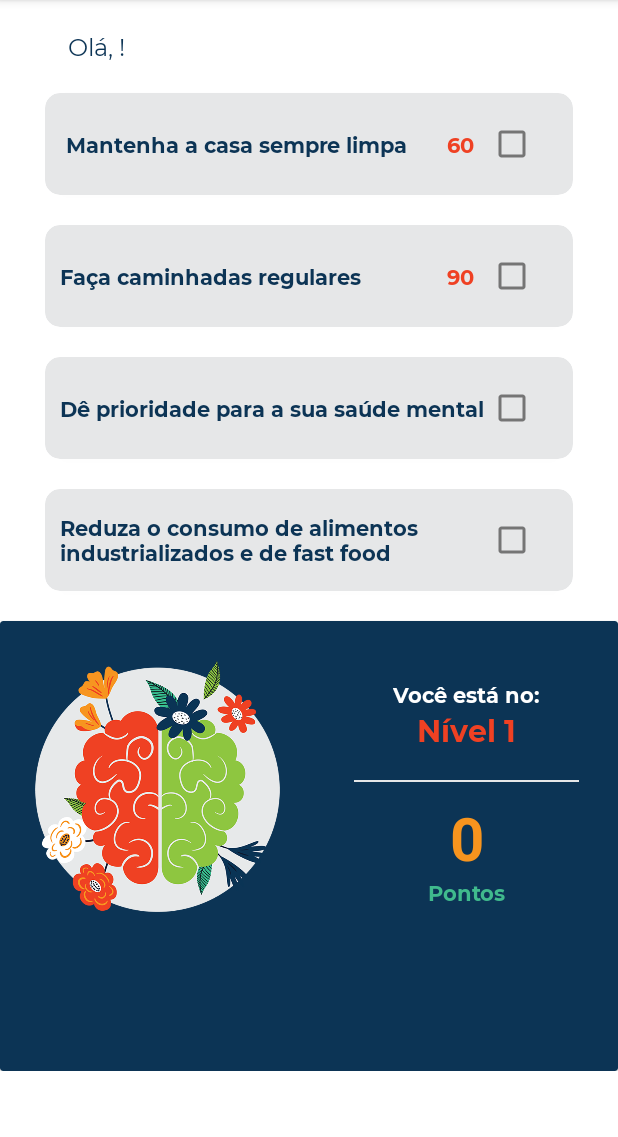
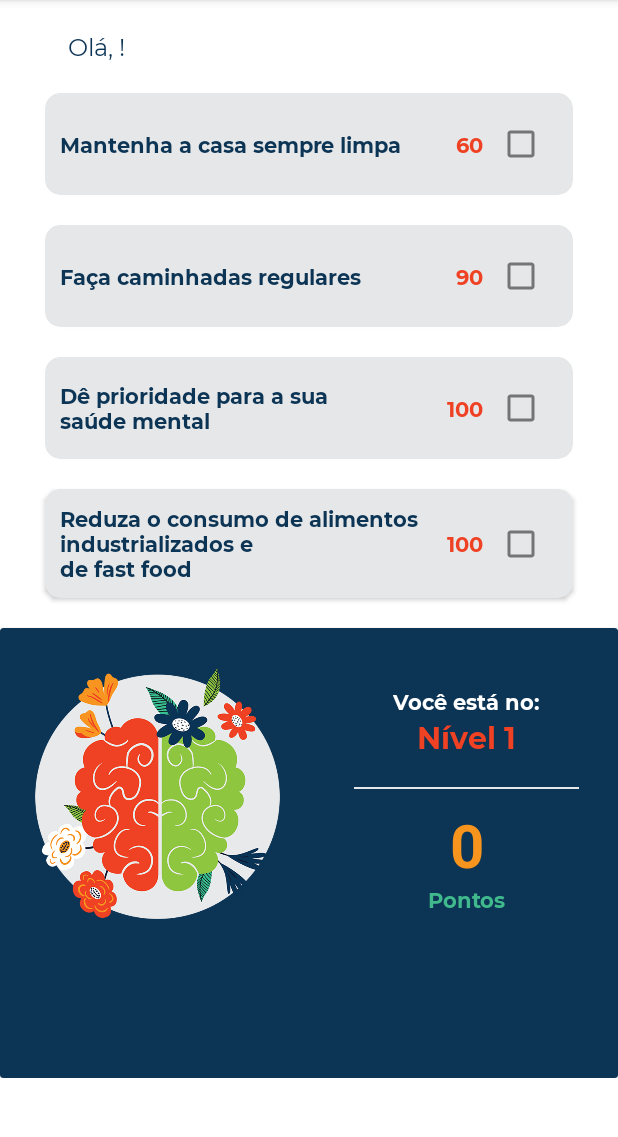
Before and after one commit to carvalhoviictor/AppBemEstarZupper, an Android app: the fragment ChallengesFragment shown on its own in the app's theme, on a phone screen of 412 x 824 dp, the part 84-1221 px from its top. Run offline under Robolectric (Android 15) with nearby library versions, the phone set to English and light mode, and no system bars; our stand-ins replace Firebase (no records; nobody signed in at launch, a user with empty details on screens opened directly); Roboto replaces fonts that are not available here; 1 statement that could not run was skipped.

Commit message:
Correção de quebra de linhas

```diff
--- a/app/src/main/java/br/com/zup/projectfinal/domain/repository/ChallengesRepository.kt
+++ b/app/src/main/java/br/com/zup/projectfinal/domain/repository/ChallengesRepository.kt
@@ -31,28 +31,28 @@ class ChallengesRepository {
     fun setChallengesList(): List<ChallengeModel> {
     val listofchallenges = mutableListOf<ChallengeModel>()
         listofchallenges.add(ChallengeModel(challengeName = "Beba 2 litros de água", challengePoints = 20))
-        listofchallenges.add(ChallengeModel(challengeName = "Faça alongamentos ao longo do dia", challengePoints = 50))
+        listofchallenges.add(ChallengeModel(challengeName = "Faça alongamentos ao longo\ndo dia", challengePoints = 50))
         listofchallenges.add(ChallengeModel(challengeName = "Pausa para o chá/café", challengePoints = 20))
         listofchallenges.add(ChallengeModel(challengeName = "Assista a um vídeo engraçado", challengePoints = 10))
-        listofchallenges.add(ChallengeModel(challengeName = "Equilibre sua dieta com uma alimentação saudável", challengePoints = 30))
-        listofchallenges.add(ChallengeModel(challengeName = "Dê uma volta pelo seu bairro após o almoço", challengePoints = 60))
+        listofchallenges.add(ChallengeModel(challengeName = "Equilibre sua dieta com uma\nalimentação saudável", challengePoints = 30))
+        listofchallenges.add(ChallengeModel(challengeName = "Dê uma volta pelo seu bairro\napós o almoço", challengePoints = 60))
         listofchallenges.add(ChallengeModel(challengeName = "Faça acompanhamento nutricional", challengePoints = 80))
-        listofchallenges.add(ChallengeModel(challengeName = "Programe um tempo de lazer aos finais de semana", challengePoints = 60))
-        listofchallenges.add(ChallengeModel(challengeName = "Dê prioridade para a sua saúde mental", challengePoints = 100))
-        listofchallenges.add(ChallengeModel(challengeName = "Pratique atividades físicas para hábitos saudáveis (no mínimo 2 vezes por semana)", challengePoints = 50))
+        listofchallenges.add(ChallengeModel(challengeName = "Programe um tempo de\nlazer aos finais de semana", challengePoints = 60))
+        listofchallenges.add(ChallengeModel(challengeName = "Dê prioridade para a sua\nsaúde mental", challengePoints = 100))
+        listofchallenges.add(ChallengeModel(challengeName = "Pratique atividades físicas\npara hábitos saudáveis", challengePoints = 50))
         listofchallenges.add(ChallengeModel(challengeName = "Não pule refeições", challengePoints = 40))
-        listofchallenges.add(ChallengeModel(challengeName = "Faça pausas regulares e programadas", challengePoints = 60))
-        listofchallenges.add(ChallengeModel(challengeName = "Programe sua rotina. Faça listas", challengePoints = 30))
+        listofchallenges.add(ChallengeModel(challengeName = "Faça pausas regulares\ne programadas", challengePoints = 60))
+        listofchallenges.add(ChallengeModel(challengeName = "Programe sua rotina.\nFaça listas", challengePoints = 30))
         listofchallenges.add(ChallengeModel(challengeName = "Faça caminhadas regulares", challengePoints = 90))
         listofchallenges.add(ChallengeModel(challengeName = "Trace metas pequenas", challengePoints = 40))
-        listofchallenges.add(ChallengeModel(challengeName = "Mora perto da praia? Vai correr por lá!", challengePoints = 40))
+        listofchallenges.add(ChallengeModel(challengeName = "Mora perto da praia?\nVai correr por lá!", challengePoints = 40))
         listofchallenges.add(ChallengeModel(challengeName = "Procure por algum hobby", challengePoints = 60))
-        listofchallenges.add(ChallengeModel(challengeName = "Reduza o consumo de alimentos industrializados e de fast food", challengePoints = 100))
-        listofchallenges.add(ChallengeModel(challengeName = "Tire aquele plano para uma vida mais saudável do papel", challengePoints = 80))
-        listofchallenges.add(ChallengeModel(challengeName = " Mantenha a casa sempre limpa", challengePoints = 60))
+        listofchallenges.add(ChallengeModel(challengeName = "Reduza o consumo de alimentos\nindustrializados e\nde fast food", challengePoints = 100))
+        listofchallenges.add(ChallengeModel(challengeName = "Tire aquele plano para uma\nvida mais saudável do papel", challengePoints = 80))
+        listofchallenges.add(ChallengeModel(challengeName = "Mantenha a casa sempre limpa", challengePoints = 60))
         listofchallenges.add(ChallengeModel(challengeName = "Coma menos carne vermelha", challengePoints = 50))
-        listofchallenges.add(ChallengeModel(challengeName = "Crie expectativas positivas. É de graça", challengePoints = 30))
-        listofchallenges.add(ChallengeModel(challengeName = "Gaste mais tempo com quem você gosta", challengePoints = 40))
+        listofchallenges.add(ChallengeModel(challengeName = "Crie expectativas positivas.\nÉ de graça!", challengePoints = 30))
+        listofchallenges.add(ChallengeModel(challengeName = "Gaste mais tempo com\nquem você gosta!", challengePoints = 40))
         return listofchallenges
     }
 
--- a/app/src/main/java/br/com/zup/projectfinal/ui/home/view/HomeFragment.kt
+++ b/app/src/main/java/br/com/zup/projectfinal/ui/home/view/HomeFragment.kt
@@ -41,7 +41,7 @@ class HomeFragment : Fragment() {
     }
 
     private fun navigateToLoginFragment(){
-        NavHostFragment.findNavController(this).navigate(R.id.action_homeFragment_to_loginFragment)
+//        NavHostFragment.findNavController(this).navigate(R.id.action_homeFragment_to_loginFragment)
     }
 
     override fun onCreateOptionsMenu(menu: Menu, inflater: MenuInflater) {
--- a/app/src/main/java/br/com/zup/projectfinal/ui/login/view/LoginFragment.kt
+++ b/app/src/main/java/br/com/zup/projectfinal/ui/login/view/LoginFragment.kt
@@ -64,7 +64,7 @@ class LoginFragment : Fragment() {
     private fun goToHome(user: User) {
         val bundle = bundleOf(USER_KEY to user)
         NavHostFragment.findNavController(this)
-            .navigate(R.id.action_loginFragment_to_homeFragment, bundle)
+//            .navigate(R.id.action_loginFragment_to_homeFragment, bundle)
     }
 
     private fun initObservers() {
--- a/app/src/main/java/br/com/zup/projectfinal/ui/register/view/RegisterFragment.kt
+++ b/app/src/main/java/br/com/zup/projectfinal/ui/register/view/RegisterFragment.kt
@@ -71,7 +71,7 @@ class RegisterFragment : Fragment() {
     private fun goToHome(user: User) {
         val bundle = bundleOf(USER_KEY to user)
         NavHostFragment.findNavController(this)
-            .navigate(R.id.action_registerFragment_to_homeFragment, bundle)
+            .navigate(R.id.action_registerFragment_to_challengesFragment, bundle)
     }
 
     private fun returnToLogin() {
--- a/app/src/main/res/layout/challenge_item.xml
+++ b/app/src/main/res/layout/challenge_item.xml
@@ -48,7 +48,7 @@
             android:id="@+id/cbCheck"
             android:layout_width="30dp"
             android:layout_height="wrap_content"
-            android:layout_marginEnd="16dp"
+            android:layout_marginEnd="@dimen/margin_10"
             android:enabled="true"
             app:layout_constraintBottom_toBottomOf="parent"
             app:layout_constraintEnd_toEndOf="parent"
```
Also changed, not shown: app/src/main/res/navigation/nav_graph.xml (+6 -13 lines).
